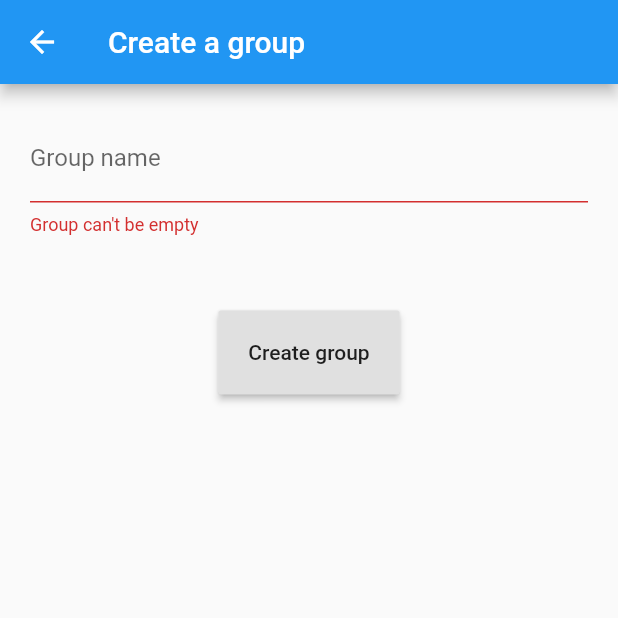
After one commit to marcoberardelli/easy-drivers, a Flutter app: the CreateGroupPage screen opened by its route, after a tap on "Create group", on a phone screen of 412 x 824 dp, the top half of it. The commit adds this screen. Run offline on Flutter 3.47's test engine with Material 2 defaults, Android fonts, the phone set to English and light mode, and no system bars; our stand-ins replace cloud_firestore, firebase_auth, flutter_redux, google_sign_in, redux; accounts and stored records are empty.

Commit message:
added create/add group pages

```diff
--- /dev/null
+++ b/lib/container/group/content_group_code.dart
@@ -0,0 +1,36 @@
+import 'package:flutter/material.dart';
+import 'package:flutter/services.dart';
+
+
+class ContentGroupCode extends StatelessWidget {
+
+  final String groupCode;
+  ContentGroupCode(this.groupCode);
+
+
+  @override
+  Widget build(BuildContext context) {
+    if (groupCode == '') {
+      return new Text("");
+    }
+    return new Column(
+      children: <Widget>[
+        new Padding(
+            padding: EdgeInsets.all(20.0),
+            child: new Text("Group code:")
+        ),
+        new Padding(
+          padding: EdgeInsets.all(20.0),
+          child: new Text(groupCode),
+        ),
+        new RaisedButton(
+          child: new Text("Copy"),
+          onPressed: () {
+            Clipboard.setData(new ClipboardData(text: groupCode));
+            Navigator.pop(context);
+          },
+        )
+      ],
+    );
+  }
+}
--- a/lib/container/group/group_list.dart
+++ b/lib/container/group/group_list.dart
@@ -19,7 +19,7 @@ class GroupsCard extends StatelessWidget {
               Navigator.push(
                 context,
                 MaterialPageRoute(
-                  builder: (context) => Group(groupId: groupId),
+                  builder: (context) => GroupPage(groupId: groupId),
                 ),
               );
             },
--- a/lib/main.dart
+++ b/lib/main.dart
@@ -1,4 +1,6 @@
 import 'package:easy_drivers/middleware/auth_middleware.dart';
+import 'package:easy_drivers/page/add_group.dart';
+import 'package:easy_drivers/page/create_group.dart';
 import 'package:easy_drivers/page/root_page.dart';
 import 'package:flutter/material.dart';
 import 'package:redux/redux.dart';
@@ -27,8 +29,8 @@ class MyApp extends StatelessWidget {
           title: title,
           routes: <String, WidgetBuilder>{
             '/': (BuildContext context) => RootPage(),
-            '/create_group': (BuildContext context) => null, //TODO:
-            '/add_group': (BuildContext context) => null, //TODO:
+            '/create_group': (BuildContext context) => CreateGroupPage(),
+            '/add_group': (BuildContext context) => AddGroupPage(),
             '/group': (BuildContext context) => null, //TODO:
           },
           //home: RootPage()
--- /dev/null
+++ b/lib/page/create_group.dart
@@ -0,0 +1,121 @@
+import 'package:cloud_firestore/cloud_firestore.dart';
+import 'package:easy_drivers/container/group/content_group_code.dart';
+import 'package:easy_drivers/model/app_state.dart';
+import 'package:firebase_auth/firebase_auth.dart';
+import 'package:flutter/material.dart';
+import 'package:flutter_redux/flutter_redux.dart';
+import 'package:redux/redux.dart';
+
+class CreateGroupPage extends StatefulWidget {
+
+  @override
+  CreateGroupState createState() => new CreateGroupState();
+}
+
+class CreateGroupState extends State<CreateGroupPage> {
+
+  final formKey = new GlobalKey<FormState>();
+  String _groupCode = '';
+
+  void _validate() {
+    final form = formKey.currentState;
+    if(form.validate()) {
+      form.save();
+    }
+  }
+
+  void _createGroup(String groupName, BuildContext context, FirebaseUser user) async {
+
+    Firestore store = Firestore.instance;
+    Map<String, dynamic> groupMap =
+    {
+      'name' : groupName,
+      'logs' : [],
+      'owner' : user.uid,
+      'members' : [user.uid,],
+    };
+    Map<String, dynamic> userMap = {
+      'name' : user.email,
+      'data' : {
+        'absent' : 0,
+        'driven' : 0,
+        'not_driven' : 0
+      }
+    };
+    DocumentReference groupRef;
+    await store.runTransaction((Transaction tx) async {
+      groupRef = await store.collection('groups').add(groupMap);
+      await tx.set(groupRef, groupMap);
+    });
+    await store.runTransaction((Transaction tx) async {
+      DocumentReference userRef = groupRef.collection('users').document(user.uid);
+      await tx.set(userRef, userMap);
+    });
+    await store.runTransaction((Transaction tx) async  {
+      DocumentReference ref = store.collection('users').document(user.uid).collection('groups').document(groupRef.documentID);
+      Map<String, dynamic> temp = {
+        'name' : groupName,
+      };
+      await tx.set(ref, temp);
+    });
+
+    setState(() {
+      _groupCode = groupRef.documentID;
+    });
+  }
+
+  @override
+  Widget build(BuildContext context) {
+
+
+    return StoreConnector<AppState, _ViewModel>(
+    converter: _ViewModel.fromStore,
+    builder: (BuildContext context, _ViewModel vm) {
+      return Scaffold(
+        resizeToAvoidBottomPadding: false,
+        appBar: AppBar(
+          title: Text("Create a group"),
+        ),
+        body: Container(
+          padding: EdgeInsets.all(20.0),
+          child: Column(
+            children: <Widget>[
+              Form(
+                key: formKey,
+                child: TextFormField(
+                  decoration: InputDecoration(labelText: "Group name"),
+                  validator: (value) => value.isEmpty ? "Group can\'t be empty" : null,
+                  onSaved: (val) => _createGroup(val, context, vm.user),
+                ),
+              ),
+              Padding(
+                padding: EdgeInsets.all(50.0),
+                child: RaisedButton(
+                  padding: EdgeInsets.all(20.0),
+                  child: Text("Create group"),
+                  onPressed: _validate,
+                ),
+              ),
+              ContentGroupCode(_groupCode)
+            ],
+          ),
+        ),
+      );
+    });
+  }
+}
+
+class _ViewModel {
+  final FirebaseUser user;
+
+  _ViewModel({this.user});
+
+  static _ViewModel fromStore(Store<AppState> store) {
+
+    return new _ViewModel(
+      user: store.state.currentUser,
+    );
+
+  }
+
+}
--- a/lib/page/group_page.dart
+++ b/lib/page/group_page.dart
@@ -11,11 +11,11 @@ class MenuItem {
   const MenuItem({@required this.action, @required this.title});
 }
 
-class Group extends StatelessWidget {
+class GroupPage extends StatelessWidget {
 
   final String groupId;
 
-  Group({@required this.groupId});
+  GroupPage({@required this.groupId});
 
   final List<MenuItem> choices = const <MenuItem>[
     const MenuItem(title: 'Change name', action: MenuAction.changeName),
--- a/lib/page/home_page.dart
+++ b/lib/page/home_page.dart
@@ -6,10 +6,41 @@ import 'package:easy_drivers/container/drawer/drawer_container.dart';
 import 'package:flutter_redux/flutter_redux.dart';
 import 'package:redux/redux.dart';
 
+enum NewGroup {create, add}
 
 class HomePage extends StatelessWidget {
 
   final int drawerIndex = 0;
+
+  Future<Null> _newGroup(BuildContext context) async {
+    switch (await showDialog<NewGroup>(
+        context: context,
+        builder: (BuildContext context) {
+          return new SimpleDialog(
+            //contentPadding: EdgeInsets.symmetric(vertical: 10.0),
+            titlePadding: EdgeInsets.all(20.0),
+            title: const Text('New Group'),
+            children: <Widget>[
+              new SimpleDialogOption(
+                onPressed: () { Navigator.pop(context, NewGroup.create); },
+                child: const Text('Create a new one'),
+              ),
+              new SimpleDialogOption(
+                onPressed: () { Navigator.pop(context, NewGroup.add); },
+                child: const Text('Enter an existing group'),
+              ),
+            ],
+          );
+        }
+    )) {
+      case NewGroup.create:
+        Navigator.pushNamed(context, '/create_group');
+        break;
+      case NewGroup.add:
+        Navigator.pushNamed(context, '/add_group');
+        break;
+    }
+  }
 
   @override
   Widget build(BuildContext context) {
@@ -18,11 +49,16 @@ class HomePage extends StatelessWidget {
       converter: _ViewModel.fromStore,
       builder: (BuildContext context, _ViewModel vm) {
         return Scaffold(
-            appBar: AppBar(
-              title: Text("HomePage"),
-            ),
-            drawer: DrawerContainer(selectedIndex: drawerIndex,),
-            body: GroupList(vm.user.uid)
+          appBar: AppBar(
+            title: Text("HomePage"),
+          ),
+          drawer: DrawerContainer(selectedIndex: drawerIndex,),
+          body: GroupList(vm.user.uid),
+          floatingActionButton: new FloatingActionButton(
+            child: new Icon(Icons.add),
+            tooltip: "New Group",
+            onPressed: () => _newGroup(context),
+          ),
         );
       }
     );
```
Also changed, not shown: lib/container/drawer/drawer_container.dart (+3 -4 lines), lib/page/add_group.dart (added, +115 -0 lines).
